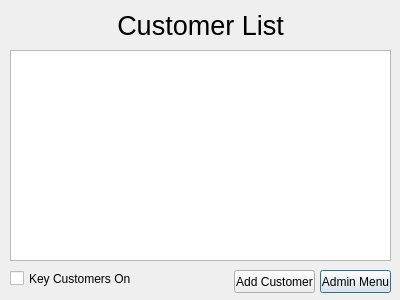
OverworldLord/pxgic, file customerlisting.ui: the form before one commit.
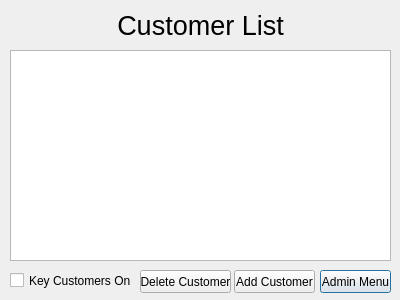
The form after the commit.

Commit message: Finished Add/Delete customer, started guarantee

Diff of the .ui file:
```diff
--- a/customerlisting.ui
+++ b/customerlisting.ui
@@ -55,7 +55,7 @@
      <x>10</x>
      <y>270</y>
      <width>121</width>
-     <height>17</height>
+     <height>21</height>
     </rect>
    </property>
    <property name="text">
@@ -75,6 +75,19 @@
     <string>Add Customer</string>
    </property>
   </widget>
+  <widget class="QPushButton" name="pushButton_3">
+   <property name="geometry">
+    <rect>
+     <x>140</x>
+     <y>270</y>
+     <width>91</width>
+     <height>23</height>
+    </rect>
+   </property>
+   <property name="text">
+    <string>Delete Customer</string>
+   </property>
+  </widget>
  </widget>
  <resources/>
  <connections/>
```
The commit also changes 55 other files.
